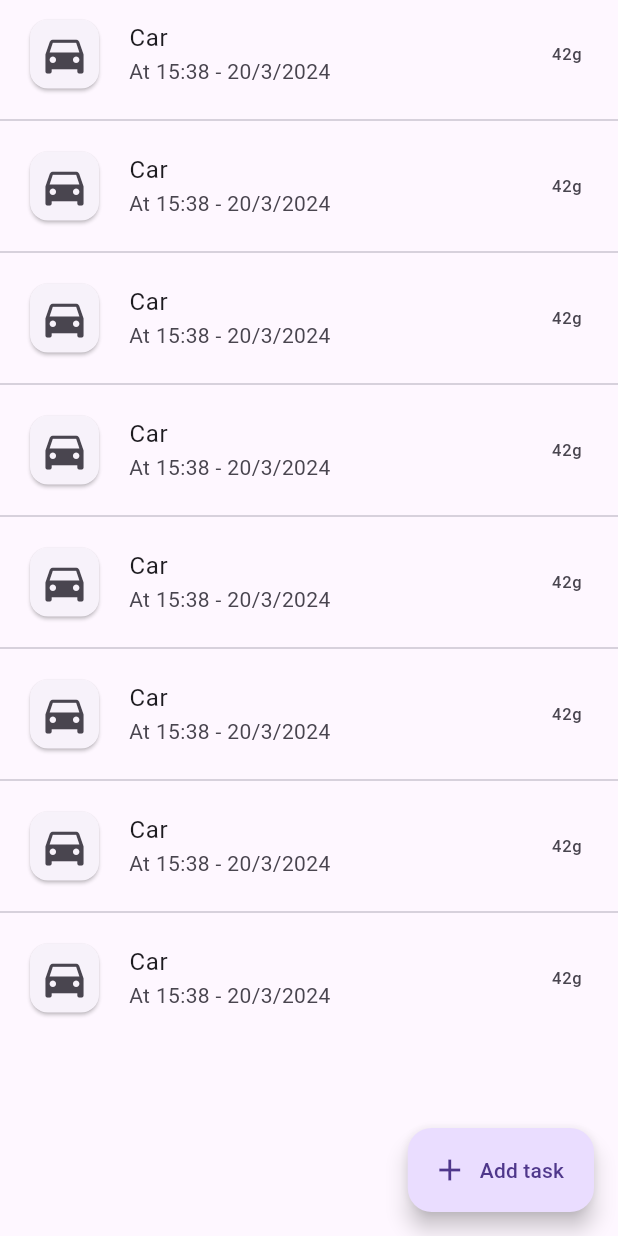
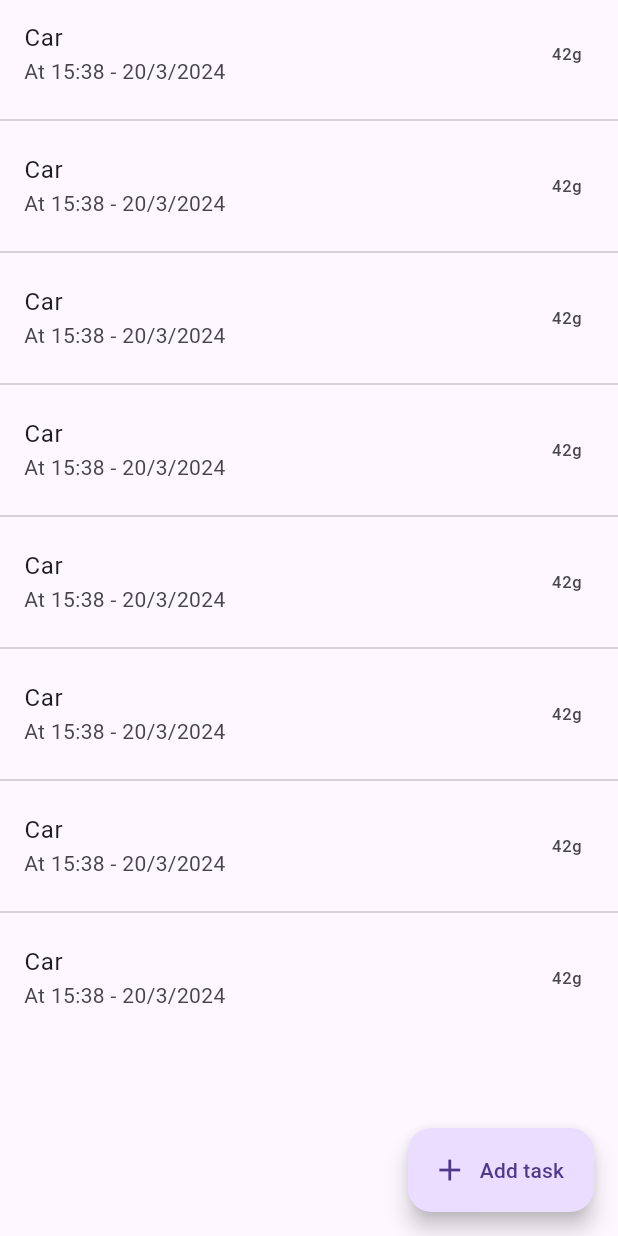
Before and after one commit to jaller698/02122_project, a Flutter app: the CarbonTrackerView screen opened directly, on a phone screen of 412 x 824 dp. Run offline on Flutter 3.47's test engine with Material 3 defaults, Android fonts, the phone set to English and light mode, and no system bars; our stand-ins replace flutter_form_builder, form_builder_validators; missing offline and left inert: primer_progress_bar.

Commit message:
Update carbon_tracker_view.dart

```diff
--- a/Frontend/lib/src/CarbonTracker/carbon_tracker_view.dart
+++ b/Frontend/lib/src/CarbonTracker/carbon_tracker_view.dart
@@ -11,7 +11,7 @@ class CarbonTrackerView extends StatelessWidget {
       body: ListView.separated(
         itemBuilder: (context, index) {
           return ListTile(
-            leading: const Card(
+            /*leading: const Card(
               child: Padding(
                 padding: EdgeInsets.all(6.0),
                 child: Icon(
@@ -19,7 +19,7 @@ class CarbonTrackerView extends StatelessWidget {
                   size: 34,
                 ),
               ),
-            ),
+            ),*/
             title: const Text('Car'),
             subtitle: Text(
                 'At 15:38 - ${DateTime.now().day}/${DateTime.now().month}/${DateTime.now().year}'),
@@ -95,3 +95,7 @@ class CarbonTrackItem {}
 //      hydro
 //      nuclear
 //    by month?
+
+
+// form creater on website
+//    creation from ymal or json file
```
